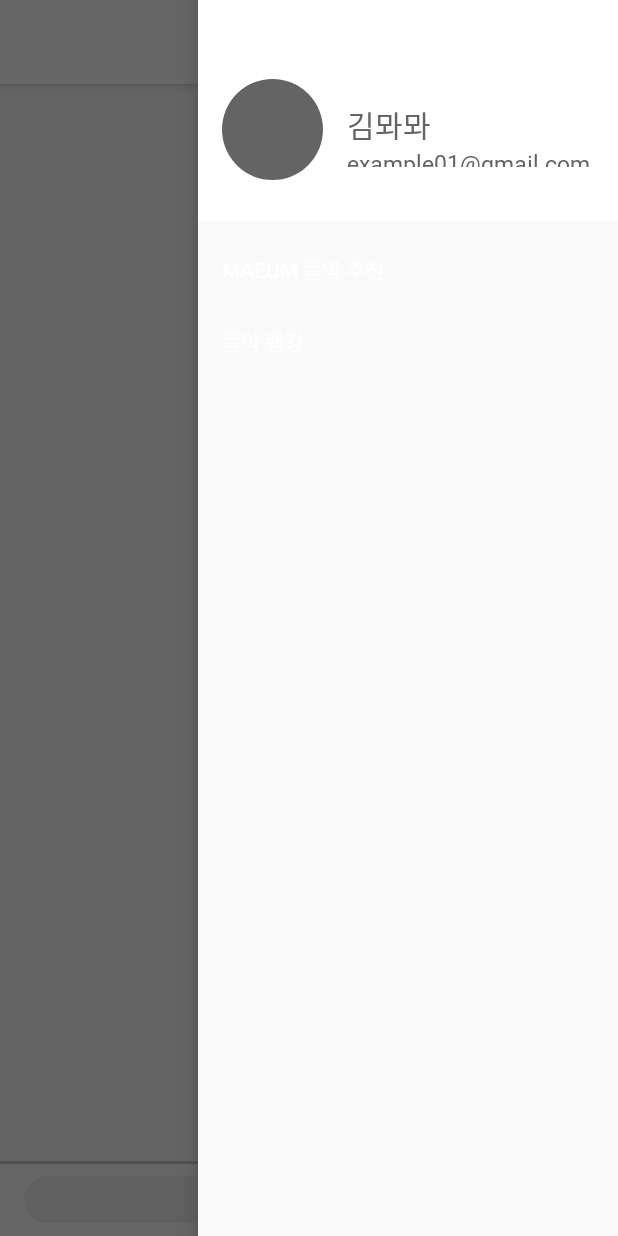
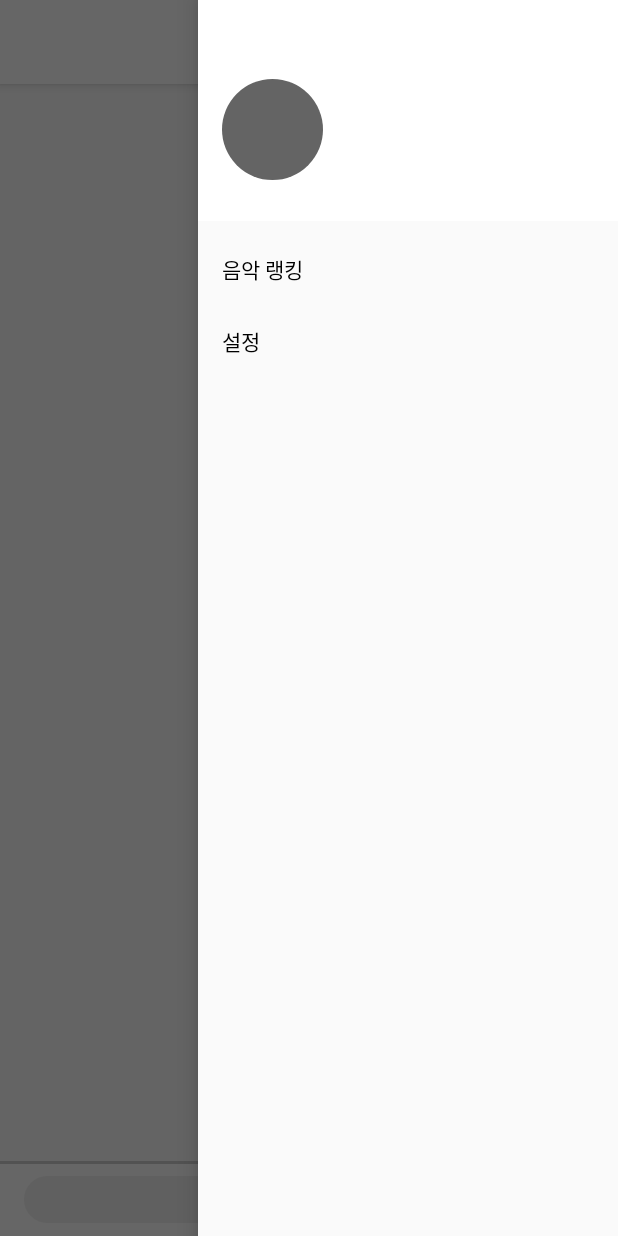
Before and after one commit to EV-ElevatorMusic/Ev_app_, an Android app: the MainActivity screen opened directly, with no data from a screen before it, with the side drawer open, on a phone screen of 412 x 824 dp. Run offline under Robolectric (Android 15) with nearby library versions, the phone set to English and light mode, and no system bars; libraries missing offline, so code that uses them is left out: kr.co.shineware, org.tensorflow.lite.

Commit message:
설정 액티비티 추가중

```diff
--- a/app/src/main/java/com/example/elevator_music/MainActivity.java
+++ b/app/src/main/java/com/example/elevator_music/MainActivity.java
@@ -25,6 +25,7 @@ import android.content.res.AssetFileDescriptor;
 import android.os.AsyncTask;
 import android.os.Bundle;
 import android.util.Log;
+import android.view.Gravity;
 import android.view.KeyEvent;
 import android.view.Menu;
 import android.view.MenuInflater;
@@ -70,31 +71,46 @@ import java.util.Map;
 public class MainActivity extends AppCompatActivity implements NavigationView.OnNavigationItemSelectedListener {
     DrawerLayout drawer;
     EditText chatEdit;
-    ImageButton chatSend;
-    String all_input, emotion;
+    ImageButton chatSend, openDrawer;
+    String all_input;
     RecyclerView.Adapter adapter;
     RecyclerView rv;
-    final List<String> they = new ArrayList<>();
     ArrayList<ChatItem> chatItems = new ArrayList<>();
-    String output;
+    TextView userNameTv, userEmailTv;
 
 
     @Override
     protected void onCreate(Bundle savedInstanceState) {
         super.onCreate(savedInstanceState);
         setContentView(R.layout.activity_main);
+        drawer = findViewById(R.id.drawer_layout);
         chatEdit = findViewById(R.id.chatEdit);
         chatSend = findViewById(R.id.chatSend);
         rv = findViewById(R.id.recyclerChat);
-//        Toolbar toolbar = findViewById(R.id.toolbar);
-//        setSupportActionBar(toolbar);
-        NavigationView navigationView = findViewById(R.id.nav_view);
-        navigationView.setNavigationItemSelectedListener(this);
+        openDrawer = findViewById(R.id.open_drawer);
+
         adapter = new ChattingRecyclerAdapter(chatItems);
         rv.setLayoutManager(new LinearLayoutManager(this));
         rv.setAdapter(adapter);
 
-//        set_they();
+        NavigationView navigationView = findViewById(R.id.nav_view);
+        navigationView.setNavigationItemSelectedListener(this);
+        View nav_header_view = navigationView.getHeaderView(0);
+
+        userEmailTv = nav_header_view.findViewById(R.id.drawer_user_email);
+        userNameTv = nav_header_view.findViewById(R.id.drawer_user_name);
+
+        Intent intent = getIntent();
+        userNameTv.setText(intent.getStringExtra("name"));
+        userEmailTv.setText(intent.getStringExtra("email"));
+
+        openDrawer.setOnClickListener(new View.OnClickListener() {
+            @Override
+            public void onClick(View v) {
+                drawer.openDrawer(Gravity.END);
+            }
+        });
+
         chatEdit.setOnKeyListener(new View.OnKeyListener() {
             @Override
             public boolean onKey(View v, int keyCode, KeyEvent event) {
@@ -155,8 +171,8 @@ public class MainActivity extends AppCompatActivity implements NavigationView.On
 
         Intent intent;
 
-        if (id == R.id.chatting) {
-            intent = new Intent(this, MainActivity.class);
+        if (id == R.id.setting) {
+            intent = new Intent(this, SettingActivity.class);
             startActivity(intent);
         } else if (id == R.id.mRanking) {
             intent = new Intent(this, RankingActivity.class);
--- /dev/null
+++ b/app/src/main/res/drawable/ic_baseline_account_circle_24.xml
@@ -0,0 +1,5 @@
+<vector android:height="128dp" android:tint="#858888"
+    android:viewportHeight="24" android:viewportWidth="24"
+    android:width="128dp" xmlns:android="http://schemas.android.com/apk/res/android">
+    <path android:fillColor="@android:color/white" android:pathData="M12,2C6.48,2 2,6.48 2,12s4.48,10 10,10 10,-4.48 10,-10S17.52,2 12,2zM12,5c1.66,0 3,1.34 3,3s-1.34,3 -3,3 -3,-1.34 -3,-3 1.34,-3 3,-3zM12,19.2c-2.5,0 -4.71,-1.28 -6,-3.22 0.03,-1.99 4,-3.08 6,-3.08 1.99,0 5.97,1.09 6,3.08 -1.29,1.94 -3.5,3.22 -6,3.22z"/>
+</vector>
--- /dev/null
+++ b/app/src/main/res/drawable/ic_baseline_settings_24.xml
@@ -0,0 +1,5 @@
+<vector android:height="24dp" android:tint="#3848A1"
+    android:viewportHeight="24" android:viewportWidth="24"
+    android:width="24dp" xmlns:android="http://schemas.android.com/apk/res/android">
+    <path android:fillColor="@android:color/white" android:pathData="M19.14,12.94c0.04,-0.3 0.06,-0.61 0.06,-0.94c0,-0.32 -0.02,-0.64 -0.07,-0.94l2.03,-1.58c0.18,-0.14 0.23,-0.41 0.12,-0.61l-1.92,-3.32c-0.12,-0.22 -0.37,-0.29 -0.59,-0.22l-2.39,0.96c-0.5,-0.38 -1.03,-0.7 -1.62,-0.94L14.4,2.81c-0.04,-0.24 -0.24,-0.41 -0.48,-0.41h-3.84c-0.24,0 -0.43,0.17 -0.47,0.41L9.25,5.35C8.66,5.59 8.12,5.92 7.63,6.29L5.24,5.33c-0.22,-0.08 -0.47,0 -0.59,0.22L2.74,8.87C2.62,9.08 2.66,9.34 2.86,9.48l2.03,1.58C4.84,11.36 4.8,11.69 4.8,12s0.02,0.64 0.07,0.94l-2.03,1.58c-0.18,0.14 -0.23,0.41 -0.12,0.61l1.92,3.32c0.12,0.22 0.37,0.29 0.59,0.22l2.39,-0.96c0.5,0.38 1.03,0.7 1.62,0.94l0.36,2.54c0.05,0.24 0.24,0.41 0.48,0.41h3.84c0.24,0 0.44,-0.17 0.47,-0.41l0.36,-2.54c0.59,-0.24 1.13,-0.56 1.62,-0.94l2.39,0.96c0.22,0.08 0.47,0 0.59,-0.22l1.92,-3.32c0.12,-0.22 0.07,-0.47 -0.12,-0.61L19.14,12.94zM12,15.6c-1.98,0 -3.6,-1.62 -3.6,-3.6s1.62,-3.6 3.6,-3.6s3.6,1.62 3.6,3.6S13.98,15.6 12,15.6z"/>
+</vector>
--- a/app/src/main/res/layout/activity_main.xml
+++ b/app/src/main/res/layout/activity_main.xml
@@ -31,6 +31,7 @@
                 app:layout_constraintBottom_toBottomOf="parent"
                 app:layout_constraintTop_toTopOf="parent" />
             <ImageButton
+                android:id="@+id/open_drawer"
                 android:layout_width="wrap_content"
                 android:layout_height="wrap_content"
                 app:layout_constraintTop_toTopOf="parent"
@@ -127,6 +128,7 @@
 
     </androidx.constraintlayout.widget.ConstraintLayout>
     <com.google.android.material.navigation.NavigationView
+        app:itemTextColor="#000"
         android:id="@+id/nav_view"
         android:layout_width="wrap_content"
         android:layout_height="match_parent"
--- a/app/src/main/res/layout/nav_header_main3.xml
+++ b/app/src/main/res/layout/nav_header_main3.xml
@@ -25,6 +25,7 @@
         android:orientation="vertical">
 
         <TextView
+            android:id="@+id/drawer_user_name"
             android:layout_width="wrap_content"
             android:layout_height="wrap_content"
             android:text="김뫄뫄"
@@ -33,6 +34,7 @@
             android:textColor="#646464" />
 
         <TextView
+            android:id="@+id/drawer_user_email"
             android:layout_width="wrap_content"
             android:layout_height="wrap_content"
             android:text="example01@gmail.com"
--- a/app/src/main/res/menu/activity_main3_drawer.xml
+++ b/app/src/main/res/menu/activity_main3_drawer.xml
@@ -5,13 +5,12 @@
     tools:showIn="navigation_view">
 
     <group android:checkableBehavior="single">
-        <item android:title="MAEUM 음악 추천"
-            android:id="@+id/chatting"
-            app:showAsAction="ifRoom"/>
-
         <item android:id="@+id/mRanking"
             android:title="음악 랭킹"
             app:showAsAction="ifRoom"/>
+        <item android:title="설정"
+            android:id="@+id/setting"
+            app:showAsAction="ifRoom" />
     </group>
 
 </menu>
```
Also changed, not shown: app/src/main/AndroidManifest.xml (+8 -7 lines), app/src/main/java/com/example/elevator_music/LoginActivity.java (+4 -3 lines), app/src/main/java/com/example/elevator_music/SettingActivity.java (added, +14 -0 lines), app/src/main/res/layout/activity_setting.xml (added, +51 -0 lines).
